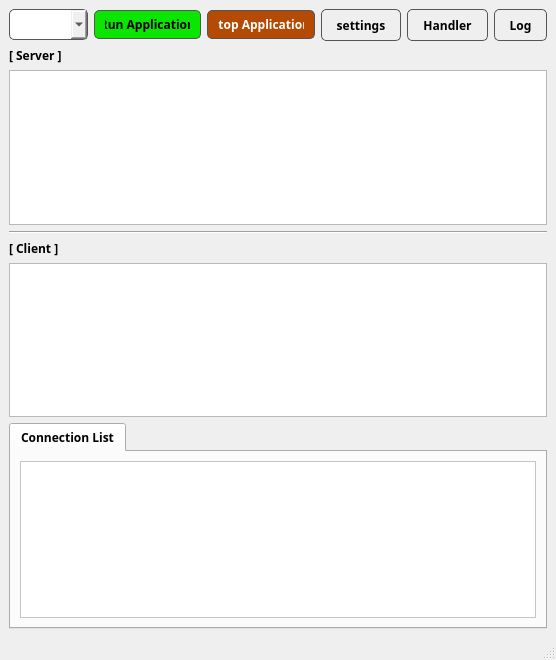
The window that ui/main.ui (gusdnd3150/communication-gui) describes before a commit, drawn with Qt 5.
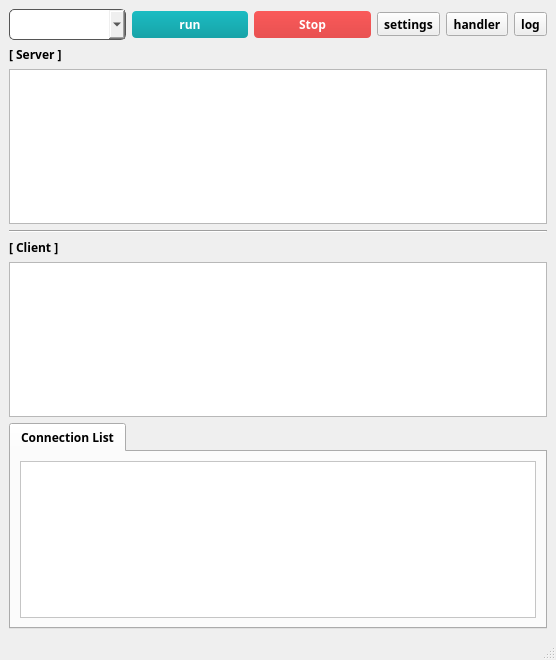
The same window after the commit.

```diff
--- a/ui/main.ui
+++ b/ui/main.ui
@@ -59,20 +59,16 @@
          </font>
         </property>
         <property name="styleSheet">
-         <string notr="true">QToolButton {
-    border: 1px solid #555555;
-    padding: 5px 10px;
-    border-radius: 5px;
+         <string notr="true">QPushButton {
+    background-color: qlineargradient(spread:pad, x1:0, y1:0, x2:0, y2:1, stop:0 rgba(27, 188, 194, 255), stop:1 rgba(24, 163, 168, 255));
+    border: none;
+    border-radius: 4px;
+    color: white;
+    padding: 5px
 }
 
-QToolButton:hover {
-    background-color: rgb(240, 233, 232);
-    border: 1px solid #666666;
-}
-
-QToolButton:pressed {
-    background-color: rgb(199, 199, 199);
-    border: 1px solid #444444;
+QPushButton:hover {
+    background-color: #169499;
 }</string>
         </property>
         <property name="text">
@@ -120,24 +116,20 @@
       <item row="0" column="4">
        <widget class="QToolButton" name="btn_handler">
         <property name="styleSheet">
-         <string notr="true">QToolButton {
-    border: 1px solid #555555;
-    padding: 5px 10px;
-    border-radius: 5px;
+         <string notr="true">QPushButton {
+    background-color: qlineargradient(spread:pad, x1:0, y1:0, x2:0, y2:1, stop:0 rgba(27, 188, 194, 255), stop:1 rgba(24, 163, 168, 255));
+    border: none;
+    border-radius: 4px;
+    color: white;
+    padding: 5px
 }
 
-QToolButton:hover {
-    background-color: rgb(240, 233, 232);
-    border: 1px solid #666666;
-}
-
-QToolButton:pressed {
-    background-color: rgb(199, 199, 199);
-    border: 1px solid #444444;
+QPushButton:hover {
+    background-color: #169499;
 }</string>
         </property>
         <property name="text">
-         <string>Handler</string>
+         <string>handler</string>
         </property>
        </widget>
       </item>
@@ -158,25 +150,19 @@
         </property>
         <property name="styleSheet">
          <string notr="true">QPushButton {
-    background-color: rgb(11, 230, 0);
-    color: black;
-    border: 1px solid #555555;
-    padding: 5px 10px;
-    border-radius: 5px;
+    background-color: qlineargradient(spread:pad, x1:0, y1:0, x2:0, y2:1, stop:0 rgba(27, 188, 194, 255), stop:1 rgba(24, 163, 168, 255));
+    border: none;
+    border-radius: 4px;
+    color: white;
+    padding: 5px
 }
 
 QPushButton:hover {
-    background-color: rgb(80, 190, 11);
-    border: 1px solid #666666;
-}
-
-QPushButton:pressed {
-    background-color: rgb(7, 143, 0);
-    border: 1px solid #444444;
+    background-color: #169499;
 }</string>
         </property>
         <property name="text">
-         <string>Run Application</string>
+         <string>run</string>
         </property>
        </widget>
       </item>
@@ -188,51 +174,52 @@
           <height>16777215</height>
          </size>
         </property>
+        <property name="font">
+         <font>
+          <family>맑은 고딕</family>
+          <weight>75</weight>
+          <bold>true</bold>
+          <underline>false</underline>
+          <strikeout>false</strikeout>
+         </font>
+        </property>
         <property name="styleSheet">
-         <string notr="true">QPushButton {
-    background-color: rgb(180, 74, 3);
+         <string notr="true">/* 일반 버튼 스타일 */
+QPushButton {
+    background-color: qlineargradient(spread:pad, x1:0, y1:0, x2:0, y2:1, stop:0 rgba(250, 90, 90, 255), stop:1 rgba(232, 81, 81, 255));
+    border: none;
+    border-radius: 4px;
     color: white;
-    border: 1px solid #555555;
-    padding: 5px 10px;
-    border-radius: 5px;
+    padding: 5px
 }
 
+/* Hover 상태에서 배경색 변경 */
 QPushButton:hover {
-    background-color: rgb(255, 74, 74);
-    border: 1px solid #666666;
-}
-
-QPushButton:pressed {
-    background-color: rgb(255, 74, 74);
-    border: 1px solid #444444;
+    background-color: #E35252;
 }</string>
         </property>
         <property name="text">
-         <string>Stop Application</string>
+         <string>Stop</string>
         </property>
        </widget>
       </item>
       <item row="0" column="5">
        <widget class="QToolButton" name="btn_show_log">
         <property name="styleSheet">
-         <string notr="true">QToolButton {
-    border: 1px solid #555555;
-    padding: 5px 10px;
-    border-radius: 5px;
+         <string notr="true">QPushButton {
+    background-color: qlineargradient(spread:pad, x1:0, y1:0, x2:0, y2:1, stop:0 rgba(27, 188, 194, 255), stop:1 rgba(24, 163, 168, 255));
+    border: none;
+    border-radius: 4px;
+    color: white;
+    padding: 5px
 }
 
-QToolButton:hover {
-    background-color: rgb(240, 233, 232);
-    border: 1px solid #666666;
-}
-
-QToolButton:pressed {
-    background-color: rgb(199, 199, 199);
-    border: 1px solid #444444;
+QPushButton:hover {
+    background-color: #169499;
 }</string>
         </property>
         <property name="text">
-         <string>Log</string>
+         <string>log</string>
         </property>
        </widget>
       </item>
@@ -263,8 +250,10 @@
         </property>
         <property name="font">
          <font>
-          <pointsize>8</pointsize>
+          <family>맑은 고딕</family>
+          <pointsize>9</pointsize>
           <weight>50</weight>
+          <italic>false</italic>
           <bold>false</bold>
          </font>
         </property>
@@ -290,10 +279,13 @@
          <bool>true</bool>
         </property>
         <property name="sortingEnabled">
-         <bool>true</bool>
+         <bool>false</bool>
         </property>
+        <attribute name="horizontalHeaderShowSortIndicator" stdset="0">
+         <bool>false</bool>
+        </attribute>
         <attribute name="verticalHeaderDefaultSectionSize">
-         <number>41</number>
+         <number>30</number>
         </attribute>
        </widget>
       </item>
@@ -324,9 +316,16 @@
         </property>
         <property name="font">
          <font>
-          <pointsize>8</pointsize>
+          <family>맑은 고딕</family>
+          <pointsize>9</pointsize>
+          <weight>50</weight>
+          <italic>false</italic>
+          <bold>false</bold>
          </font>
         </property>
+        <property name="autoFillBackground">
+         <bool>true</bool>
+        </property>
         <property name="styleSheet">
          <string notr="true"/>
         </property>
```
Left out of the diff: 10 changed lines with no effect on the pictures.
